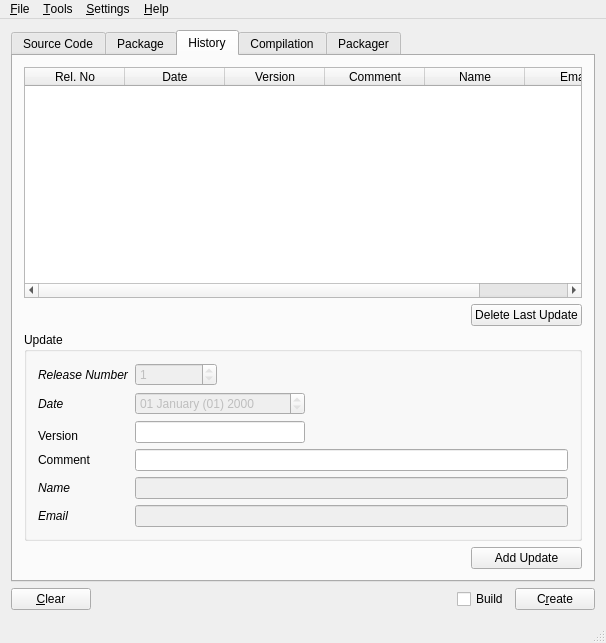
huseyinkozan/PiSiDo, file mainwindow.ui: the form before one commit.
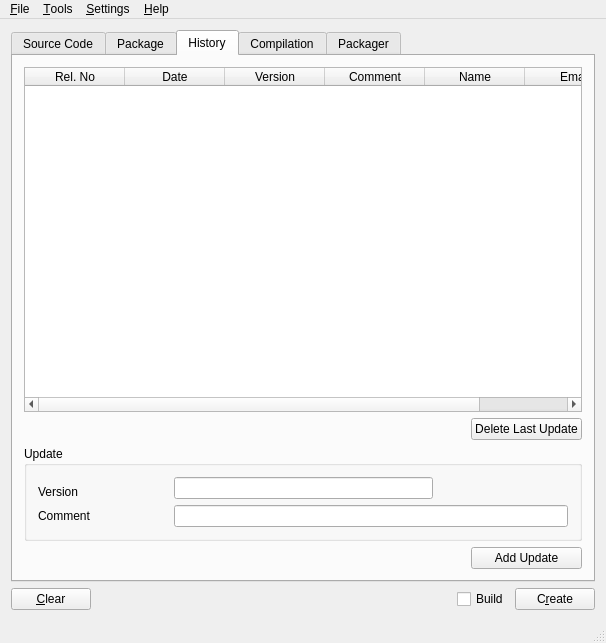
The form after the commit.

Commit message: Add update to history is working.

```diff
--- a/mainwindow.ui
+++ b/mainwindow.ui
@@ -504,136 +504,26 @@
            <string>Update</string>
           </property>
           <layout class="QGridLayout" name="gridLayout_2">
-           <item row="0" column="0">
-            <widget class="QLabel" name="lbl_release_number">
-             <property name="font">
-              <font>
-               <italic>true</italic>
-              </font>
-             </property>
-             <property name="text">
-              <string>Release Number</string>
-             </property>
-            </widget>
-           </item>
-           <item row="0" column="1">
-            <widget class="QSpinBox" name="sb_release_number">
-             <property name="enabled">
-              <bool>false</bool>
-             </property>
-             <property name="readOnly">
-              <bool>true</bool>
-             </property>
-             <property name="minimum">
-              <number>1</number>
-             </property>
-             <property name="maximum">
-              <number>999</number>
-             </property>
-            </widget>
-           </item>
-           <item row="1" column="0">
-            <widget class="QLabel" name="lbl_update_date">
-             <property name="font">
-              <font>
-               <italic>true</italic>
-              </font>
-             </property>
-             <property name="text">
-              <string>Date</string>
-             </property>
-            </widget>
-           </item>
-           <item row="1" column="1" colspan="2">
-            <widget class="QDateEdit" name="de_update_date">
-             <property name="enabled">
-              <bool>false</bool>
-             </property>
-             <property name="readOnly">
-              <bool>true</bool>
-             </property>
-             <property name="displayFormat">
-              <string notr="true">dd MMMM (MM) yyyy</string>
-             </property>
-            </widget>
-           </item>
-           <item row="2" column="1" rowspan="2" colspan="2">
+           <item row="0" column="1" rowspan="2" colspan="2">
             <widget class="QLineEdit" name="le_update_version"/>
            </item>
-           <item row="3" column="0">
+           <item row="1" column="0">
             <widget class="QLabel" name="lbl_update_version">
              <property name="text">
               <string>Version</string>
              </property>
             </widget>
            </item>
-           <item row="4" column="0">
+           <item row="2" column="0">
             <widget class="QLabel" name="lbl_update_comment">
              <property name="text">
               <string>Comment</string>
              </property>
             </widget>
            </item>
-           <item row="4" column="1" colspan="5">
+           <item row="2" column="1" colspan="3">
             <widget class="QLineEdit" name="le_update_comment"/>
            </item>
-           <item row="5" column="0">
-            <widget class="QLabel" name="lbl_update_name">
-             <property name="font">
-              <font>
-               <italic>true</italic>
-              </font>
-             </property>
-             <property name="text">
-              <string>Name</string>
-             </property>
-            </widget>
-           </item>
-           <item row="5" column="1" colspan="5">
-            <widget class="QLineEdit" name="le_update_name">
-             <property name="enabled">
-              <bool>false</bool>
-             </property>
-             <property name="readOnly">
-              <bool>true</bool>
-             </property>
-            </widget>
-           </item>
-           <item row="6" column="0">
-            <widget class="QLabel" name="lbl_update_email">
-             <property name="font">
-              <font>
-               <italic>true</italic>
-              </font>
-             </property>
-             <property name="text">
-              <string>Email</string>
-             </property>
-            </widget>
-           </item>
-           <item row="6" column="1" colspan="5">
-            <widget class="QLineEdit" name="le_update_email">
-             <property name="enabled">
-              <bool>false</bool>
-             </property>
-             <property name="readOnly">
-              <bool>true</bool>
-             </property>
-            </widget>
-           </item>
-           <item row="0" column="2" colspan="4">
-            <spacer name="horizontalSpacer_4">
-             <property name="orientation">
-              <enum>Qt::Horizontal</enum>
-             </property>
-             <property name="sizeHint" stdset="0">
-              <size>
-               <width>40</width>
-               <height>20</height>
-              </size>
-             </property>
-            </spacer>
-           </item>
           </layout>
          </widget>
         </item>
```
Left out of the diff: 32 changed lines with no effect on the pictures. The commit also changes 2 other files.
